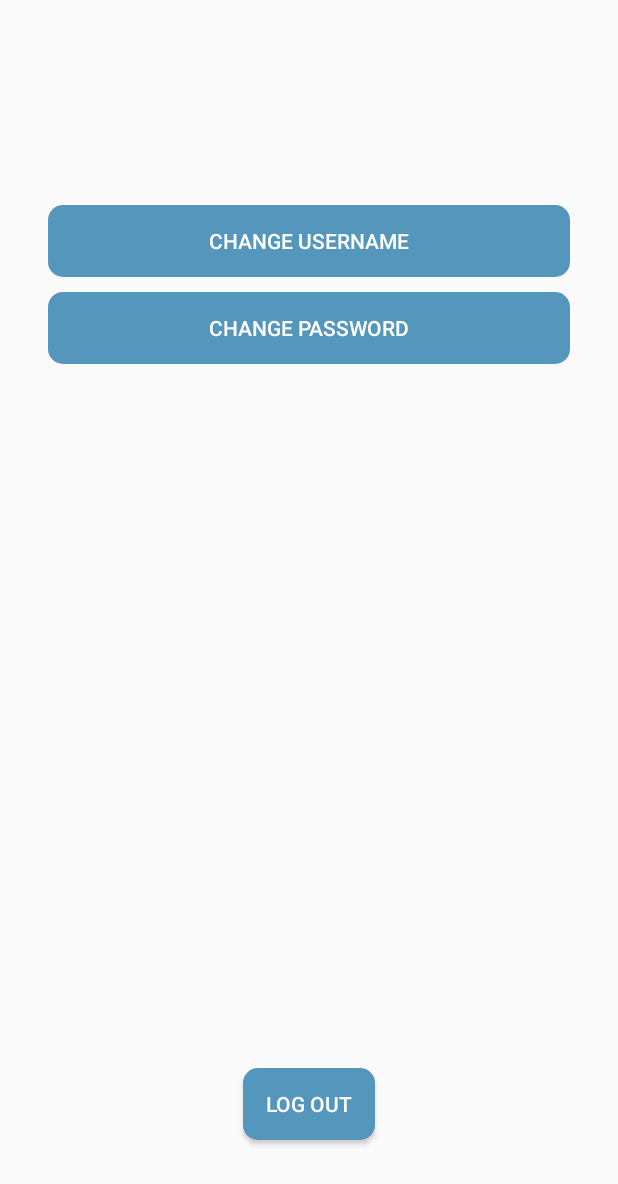
After one commit to TAJMOUTI/AndroidProject, an Android app: the AccountActivity screen opened directly, with no data from a screen before it, on a phone screen of 412 x 824 dp. The commit adds this screen. Shown: the top 1184 px of the screen. Run offline under Robolectric (Android 15) with nearby library versions, the phone set to English and light mode, and no system bars; our stand-ins replace Firebase (no records; nobody signed in at launch, a user with empty details on screens opened directly).

```diff
--- a/app/src/main/AndroidManifest.xml
+++ b/app/src/main/AndroidManifest.xml
@@ -17,9 +17,10 @@
         android:label="@string/app_name"
         android:supportsRtl="true"
         android:theme="@style/AppTheme">
+        <activity android:name=".AccountActivity"></activity>
         <activity
             android:name=".PictureActivityDetails"
-            android:label="@string/title_activity_main2"></activity>
+            android:label="@string/title_activity_main2" />
         <activity android:name=".ForgetPasswordActivity" />
         <activity
             android:name=".PictureActivity"
--- /dev/null
+++ b/app/src/main/java/com/example/androidproject/AccountActivity.java
@@ -0,0 +1,157 @@
+package com.example.androidproject;
+
+import androidx.annotation.NonNull;
+import androidx.appcompat.app.AppCompatActivity;
+
+import android.content.Intent;
+import android.os.Bundle;
+import android.view.View;
+import android.widget.Button;
+import android.widget.EditText;
+import android.widget.LinearLayout;
+import android.widget.TextView;
+import android.widget.Toast;
+
+import com.google.android.gms.tasks.OnCompleteListener;
+import com.google.android.gms.tasks.Task;
+import com.google.firebase.auth.AuthCredential;
+import com.google.firebase.auth.EmailAuthProvider;
+import com.google.firebase.auth.FirebaseAuth;
+import com.google.firebase.auth.FirebaseUser;
+import com.google.firebase.auth.UserProfileChangeRequest;
+
+public class AccountActivity extends AppCompatActivity {
+
+    private FirebaseUser user;
+    private String username;
+
+    @Override
+    protected void onCreate(Bundle savedInstanceState) {
+        super.onCreate(savedInstanceState);
+        setContentView(R.layout.activity_account);
+
+        // declare and initialise variable
+        user = FirebaseAuth.getInstance().getCurrentUser();
+        username = user.getDisplayName();
+        final TextView lblUsername = findViewById(R.id.lblUsername);
+        final Button btnChangeUsername = findViewById(R.id.btnChangeUsername);
+        final Button btnChangePassword = findViewById(R.id.btnChangePassword);
+        final Button btnLogOut = findViewById(R.id.btnLogOut);
+        final Button btnSetUsername= findViewById(R.id.btnSetUsername);
+        final Button btnSetPassword= findViewById(R.id.btnSetPassword);
+        final LinearLayout layoutNewUsername = findViewById(R.id.layoutNewUsername);
+        final LinearLayout layoutNewPassword = findViewById(R.id.layoutNewPassword);
+        final EditText editTextUsername = findViewById(R.id.editTextUsername);
+        final EditText editTextPassword = findViewById(R.id.editTextPassword);
+        final EditText editTextNewPassword = findViewById(R.id.editTextNewPassword);
+        final EditText editTextTextConfirmPassword = findViewById(R.id.editTextTextConfirmPassword);
+
+        // add property
+        lblUsername.setText(user.getDisplayName());
+        layoutNewUsername.setVisibility(View.GONE);
+        layoutNewPassword.setVisibility(View.GONE);
+        editTextUsername.setText(username);
+
+        // onclick listeners
+        btnChangeUsername.setOnClickListener(new View.OnClickListener() {
+            @Override
+            public void onClick(View v) {
+                if(layoutNewUsername.getVisibility() == View.GONE) {
+                    layoutNewUsername.setVisibility(View.VISIBLE);
+                    layoutNewPassword.setVisibility(View.GONE);
+                } else {
+                    layoutNewUsername.setVisibility(View.GONE);
+                }
+            }
+        });
+
+        btnChangePassword.setOnClickListener(new View.OnClickListener() {
+            @Override
+            public void onClick(View v) {
+                if(layoutNewPassword.getVisibility() == View.GONE) {
+                    layoutNewPassword.setVisibility(View.VISIBLE);
+                    layoutNewUsername.setVisibility(View.GONE);
+                } else {
+                    layoutNewPassword.setVisibility(View.GONE);
+                }
+            }
+        });
+
+        btnLogOut.setOnClickListener(new View.OnClickListener() {
+            @Override
+            public void onClick(View v) {
+                FirebaseAuth mAuth = FirebaseAuth.getInstance();
+                mAuth.signOut();
+                Intent intent = new Intent(getApplicationContext(), Landing_page.class);
+                intent.setFlags(Intent.FLAG_ACTIVITY_CLEAR_TOP);
+                startActivity(intent);
+                finish();
+            }
+        });
+
+        btnSetUsername.setOnClickListener(new View.OnClickListener() {
+            @Override
+            public void onClick(View v) {
+                String newUsername = editTextUsername.getText().toString();
+                UserProfileChangeRequest setName = new UserProfileChangeRequest.Builder().setDisplayName(newUsername).build();
+                user.updateProfile(setName).addOnCompleteListener(new OnCompleteListener<Void>() {
+                    @Override
+                    public void onComplete(@NonNull Task<Void> task) {
+                    if (task.isSuccessful()) {
+                        Intent intent = new Intent(getApplicationContext(), Landing_page.class);
+                        intent.setFlags(Intent.FLAG_ACTIVITY_CLEAR_TOP);
+                        startActivity(intent);
+                        Toast.makeText(AccountActivity.this, "Success ! Log in to see the changes", Toast.LENGTH_SHORT).show();
+                        finish();
+                    } else
+                        Toast.makeText(getApplicationContext(), "Error while updating name.", Toast.LENGTH_SHORT).show();
+                    }
+                });
+            }
+        });
+
+        btnSetPassword.setOnClickListener(new View.OnClickListener() {
+            @Override
+            public void onClick(View v) {
+                String password = editTextPassword.getText().toString();
+                final String newPassword = editTextNewPassword.getText().toString();
+                final String confirmPassword = editTextTextConfirmPassword.getText().toString();
+
+                // we try to re-authenticate to check if the password is correct
+                AuthCredential credential = EmailAuthProvider.getCredential(user.getEmail(), password);
+                user.reauthenticate(credential).addOnCompleteListener(new OnCompleteListener<Void>() {
+                    @Override
+                    public void onComplete(@NonNull Task<Void> task) {
+                        if(task.isSuccessful()) {
+                            // check if password match
+                            if(!newPassword.isEmpty() && !confirmPassword.isEmpty()) {
+                                if(newPassword.equals(confirmPassword)) {
+                                    user.updatePassword(newPassword).addOnCompleteListener(new OnCompleteListener<Void>() {
+                                        @Override
+                                        public void onComplete(@NonNull Task<Void> task) {
+                                            if(task.isSuccessful()) {
+                                                Intent intent = new Intent(getApplicationContext(), Landing_page.class);
+                                                intent.setFlags(Intent.FLAG_ACTIVITY_CLEAR_TOP);
+                                                startActivity(intent);
+                                                Toast.makeText(AccountActivity.this, "Success ! Log in to see the changes", Toast.LENGTH_SHORT).show();
+                                                finish();
+                                            } else {
+                                                Toast.makeText(getApplicationContext(), "Error while updating password.", Toast.LENGTH_SHORT).show();
+                                            }
+                                        }
+                                    });
+                                } else {
+                                    Toast.makeText(AccountActivity.this, "Password don't match", Toast.LENGTH_LONG).show();
+                                }
+                            } else {
+                                Toast.makeText(getApplicationContext(), "please fill all field", Toast.LENGTH_LONG).show();
+                            }
+                        } else {
+                            Toast.makeText(getApplicationContext(), task.getException().getMessage(), Toast.LENGTH_LONG).show();
+                        }
+                    }
+                });
+            }
+        });
+    }
+}
--- a/app/src/main/java/com/example/androidproject/ForgetPasswordActivity.java
+++ b/app/src/main/java/com/example/androidproject/ForgetPasswordActivity.java
@@ -34,12 +34,12 @@ public class ForgetPasswordActivity extends AppCompatActivity {
             String email = editTextTextEmailAddress.getText().toString();
 
             auth.sendPasswordResetEmail(email)
-
                 .addOnCompleteListener(new OnCompleteListener<Void>() {
                     @Override
                     public void onComplete(@NonNull Task<Void> task) {
                         if (task.isSuccessful()) {
                             Toast.makeText(getApplicationContext(), "We have sent you instructions to reset your password!", Toast.LENGTH_SHORT).show();
+                            editTextTextEmailAddress.setText("");
                         } else {
                             Toast.makeText(getApplicationContext(), "Failed to send reset email!", Toast.LENGTH_SHORT).show();
                         }
--- a/app/src/main/java/com/example/androidproject/MainActivity.java
+++ b/app/src/main/java/com/example/androidproject/MainActivity.java
@@ -51,7 +51,9 @@ public class MainActivity extends AppCompatActivity {
                     viewpager.setCurrentItem(currentPage + 1);
                 } else {
                     Intent intent = new Intent(getApplicationContext(), Landing_page.class);
+                    intent.setFlags(Intent.FLAG_ACTIVITY_CLEAR_TOP);
                     startActivity(intent);
+                    finish();
                 }
             }
         });
--- /dev/null
+++ b/app/src/main/res/layout/activity_account.xml
@@ -0,0 +1,150 @@
+<?xml version="1.0" encoding="utf-8"?>
+<androidx.constraintlayout.widget.ConstraintLayout xmlns:android="http://schemas.android.com/apk/res/android"
+    xmlns:app="http://schemas.android.com/apk/res-auto"
+    xmlns:tools="http://schemas.android.com/tools"
+    android:layout_width="match_parent"
+    android:layout_height="match_parent"
+    tools:context=".AccountActivity">
+
+    <LinearLayout
+        android:id="@+id/linearLayout2"
+        android:layout_width="match_parent"
+        android:layout_height="match_parent"
+        android:layout_marginStart="32dp"
+        android:layout_marginTop="64dp"
+        android:layout_marginEnd="32dp"
+        android:orientation="horizontal"
+        app:layout_constraintEnd_toEndOf="parent"
+        app:layout_constraintStart_toStartOf="parent"
+        app:layout_constraintTop_toTopOf="parent">
+
+        <LinearLayout
+            android:layout_width="match_parent"
+            android:layout_height="wrap_content"
+            android:orientation="vertical">
+
+            <TextView
+                android:id="@+id/lblUsername"
+                android:layout_width="match_parent"
+                android:layout_height="wrap_content"
+                android:layout_marginBottom="40dp"
+                android:text="username"
+                android:textAlignment="center"
+                android:textColor="#000000"
+                android:textSize="24sp" />
+
+            <Button
+                android:id="@+id/btnChangeUsername"
+                android:layout_width="match_parent"
+                android:layout_height="wrap_content"
+                android:layout_marginBottom="10dp"
+                android:background="@drawable/btn_primary"
+                android:text="Change username"
+                android:textColor="#FFFFFF" />
+
+            <LinearLayout
+                android:id="@+id/layoutNewUsername"
+                android:layout_width="match_parent"
+                android:layout_height="match_parent"
+                android:layout_marginBottom="20dp"
+                android:orientation="horizontal">
+
+                <EditText
+                    android:id="@+id/editTextUsername"
+                    android:layout_width="wrap_content"
+                    android:layout_height="wrap_content"
+                    android:layout_marginRight="10dp"
+                    android:layout_weight="1"
+                    android:background="@drawable/input_text"
+                    android:ems="10"
+                    android:hint="new username"
+                    android:inputType="textPersonName"
+                    android:padding="10dp"
+                    android:text="Name" />
+
+                <Button
+                    android:id="@+id/btnSetUsername"
+                    android:layout_width="wrap_content"
+                    android:layout_height="wrap_content"
+                    android:layout_weight="1"
+                    android:text="OK"
+                    android:background="@drawable/btn_alternate"/>
+            </LinearLayout>
+
+            <Button
+                android:id="@+id/btnChangePassword"
+                android:layout_width="match_parent"
+                android:layout_height="wrap_content"
+                android:layout_marginBottom="10dp"
+                android:background="@drawable/btn_primary"
+                android:text="Change password"
+                android:textColor="#FFFFFF" />
+
+            <LinearLayout
+                android:id="@+id/layoutNewPassword"
+                android:layout_width="match_parent"
+                android:layout_height="match_parent"
+                android:layout_marginBottom="20dp"
+                android:orientation="vertical">
+
+                <EditText
+                    android:id="@+id/editTextPassword"
+                    android:layout_width="match_parent"
+                    android:layout_height="wrap_content"
+                    android:layout_marginBottom="10dp"
+                    android:layout_weight="1"
+                    android:background="@drawable/input_text"
+                    android:ems="10"
+                    android:hint="actual password"
+                    android:inputType="textPassword"
+                    android:padding="10dp" />
+
+                <EditText
+                    android:id="@+id/editTextNewPassword"
+                    android:layout_width="match_parent"
+                    android:layout_height="wrap_content"
+                    android:layout_marginBottom="10dp"
+                    android:layout_weight="1"
+                    android:background="@drawable/input_text"
+                    android:ems="10"
+                    android:hint="new password"
+                    android:inputType="textPassword"
+                    android:padding="10dp" />
+
+                <EditText
+                    android:id="@+id/editTextTextConfirmPassword"
+                    android:layout_width="match_parent"
+                    android:layout_height="wrap_content"
+                    android:layout_marginBottom="10dp"
+                    android:layout_weight="1"
+                    android:background="@drawable/input_text"
+                    android:ems="10"
+                    android:hint="confirm password"
+                    android:inputType="textPassword"
+                    android:padding="10dp" />
+
+                <Button
+                    android:id="@+id/btnSetPassword"
+                    android:layout_width="match_parent"
+                    android:layout_height="wrap_content"
+                    android:layout_weight="1"
+                    android:text="OK"
+                    android:background="@drawable/btn_alternate"
+                    android:layout_marginHorizontal="40dp"/>
+            </LinearLayout>
+
+        </LinearLayout>
+    </LinearLayout>
+
+    <Button
+        android:id="@+id/btnLogOut"
+        android:layout_width="wrap_content"
+        android:layout_height="wrap_content"
+        android:layout_marginBottom="64dp"
+        android:background="@drawable/btn_primary"
+        android:text="Log out"
+        android:textColor="#FFFFFF"
+        app:layout_constraintBottom_toBottomOf="@+id/linearLayout2"
+        app:layout_constraintEnd_toEndOf="parent"
+        app:layout_constraintStart_toStartOf="parent" />
+</androidx.constraintlayout.widget.ConstraintLayout>
--- a/app/src/main/res/layout/activity_sign_in_page.xml
+++ b/app/src/main/res/layout/activity_sign_in_page.xml
@@ -60,7 +60,7 @@
                         android:layout_marginTop="78dp"/>
 
                     <EditText
-                        android:id="@+id/editTextPassword"
+                        android:id="@+id/editTextNewPassword"
                         android:layout_width="match_parent"
                         android:layout_height="wrap_content"
                         android:layout_marginTop="36dp"
--- a/app/src/main/res/layout/activity_sign_up_page.xml
+++ b/app/src/main/res/layout/activity_sign_up_page.xml
@@ -68,7 +68,7 @@
                         android:layout_marginTop="78dp"/>
 
                     <EditText
-                        android:id="@+id/editTextPassword"
+                        android:id="@+id/editTextNewPassword"
                         android:layout_width="match_parent"
                         android:layout_height="wrap_content"
                         android:layout_marginTop="36dp"
```
Also changed, not shown: app/src/main/java/com/example/androidproject/Main_Page.java (+12 -1 lines), app/src/main/java/com/example/androidproject/activity_sign_in_page.java (+8 -12 lines), app/src/main/java/com/example/androidproject/activity_sign_up_page.java (+14 -7 lines), app/src/main/res/layout/activity_main__page.xml (+19 -4 lines). Lines whose indentation alone changed are shown as unchanged.
